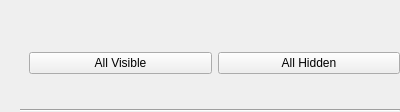
This is cg3/viewer/internal/drawable_container_drawlist_manager.ui in cg3hci/cg3lib as Qt 5 draws it before an edit. The edited form follows.
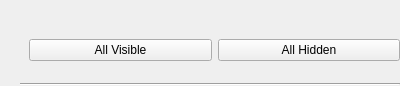
This is the edited form.

Patch:
```diff
--- a/cg3/viewer/internal/drawable_container_drawlist_manager.ui
+++ b/cg3/viewer/internal/drawable_container_drawlist_manager.ui
@@ -7,7 +7,7 @@
     <x>0</x>
     <y>0</y>
     <width>400</width>
-    <height>112</height>
+    <height>86</height>
    </rect>
   </property>
   <property name="sizePolicy">
@@ -38,7 +38,7 @@
    <item>
     <widget class="QScrollArea" name="scrollArea">
      <property name="sizePolicy">
-      <sizepolicy hsizetype="Expanding" vsizetype="Minimum">
+      <sizepolicy hsizetype="Expanding" vsizetype="MinimumExpanding">
        <horstretch>0</horstretch>
        <verstretch>0</verstretch>
       </sizepolicy>
@@ -49,16 +49,22 @@
      <property name="frameShadow">
       <enum>QFrame::Plain</enum>
      </property>
+     <property name="sizeAdjustPolicy">
+      <enum>QAbstractScrollArea::AdjustToContents</enum>
+     </property>
      <property name="widgetResizable">
       <bool>true</bool>
      </property>
+     <property name="alignment">
+      <set>Qt::AlignLeading|Qt::AlignLeft|Qt::AlignTop</set>
+     </property>
      <widget class="QWidget" name="layout">
       <property name="geometry">
        <rect>
         <x>0</x>
         <y>0</y>
         <width>391</width>
-        <height>112</height>
+        <height>86</height>
        </rect>
       </property>
       <property name="sizePolicy">
```
